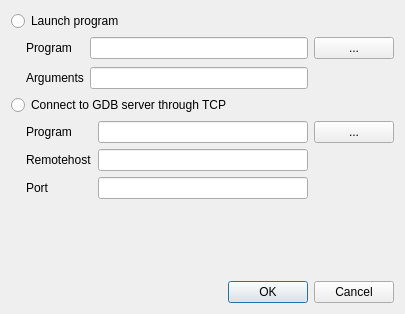
jhn98032/gede, file src/opendialog.ui: the form before one commit.
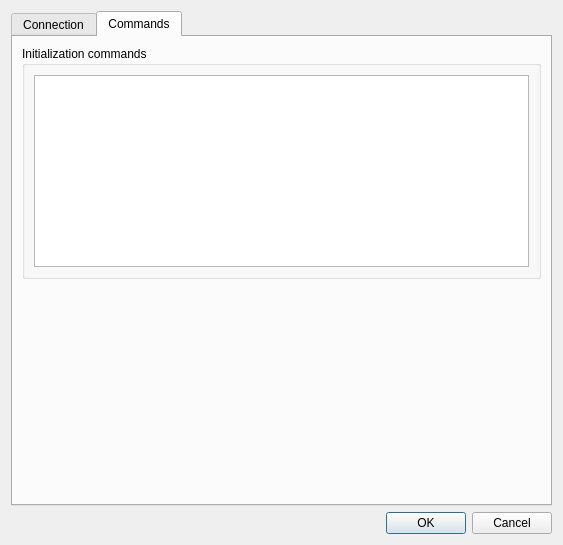
The form after the commit. The open tabs and pages were chosen to show the change.

Commit message: Added more options to the opendialog

Diff of the .ui file:
```diff
--- a/src/opendialog.ui
+++ b/src/opendialog.ui
@@ -6,8 +6,8 @@
    <rect>
     <x>0</x>
     <y>0</y>
-    <width>405</width>
-    <height>314</height>
+    <width>563</width>
+    <height>545</height>
    </rect>
   </property>
   <property name="windowTitle">
@@ -15,6 +15,37 @@
   </property>
   <layout class="QVBoxLayout" name="verticalLayout">
    <item>
+    <widget class="QTabWidget" name="tabWidget">
+     <property name="currentIndex">
+      <number>0</number>
+     </property>
+     <widget class="QWidget" name="tab">
+      <attribute name="title">
+       <string>Connection</string>
+      </attribute>
+      <layout class="QVBoxLayout" name="verticalLayout_2">
+       <item>
+        <layout class="QGridLayout" name="gridLayout_3">
+         <item row="0" column="0">
+          <widget class="QLabel" name="label_6">
+           <property name="text">
+            <string>GDB</string>
+           </property>
+          </widget>
+         </item>
+         <item row="0" column="1">
+          <widget class="QLineEdit" name="lineEdit_gdbCommand"/>
+         </item>
+        </layout>
+       </item>
+       <item>
+        <widget class="Line" name="line">
+         <property name="orientation">
+          <enum>Qt::Horizontal</enum>
+         </property>
+        </widget>
+       </item>
+       <item>
     <widget class="QRadioButton" name="radioButton_localProgram">
      <property name="text">
       <string>Launch program</string>
@@ -134,6 +165,42 @@
       </size>
      </property>
     </spacer>
+       </item>
+      </layout>
+     </widget>
+     <widget class="QWidget" name="tab_2">
+      <attribute name="title">
+       <string>Commands</string>
+      </attribute>
+      <layout class="QVBoxLayout" name="verticalLayout_3">
+       <item>
+        <widget class="QGroupBox" name="groupBox">
+         <property name="title">
+          <string>Initialization commands</string>
+         </property>
+         <layout class="QVBoxLayout" name="verticalLayout_4">
+          <item>
+           <widget class="QPlainTextEdit" name="plainTextEdit_initCommands"/>
+          </item>
+         </layout>
+        </widget>
+       </item>
+       <item>
+        <spacer name="verticalSpacer_2">
+         <property name="orientation">
+          <enum>Qt::Vertical</enum>
+         </property>
+         <property name="sizeHint" stdset="0">
+          <size>
+           <width>20</width>
+           <height>40</height>
+          </size>
+         </property>
+        </spacer>
+       </item>
+      </layout>
+     </widget>
+    </widget>
    </item>
    <item>
     <widget class="QDialogButtonBox" name="buttonBox">
```
Lines whose indentation alone changed are shown as unchanged. The commit also changes 7 other files.
